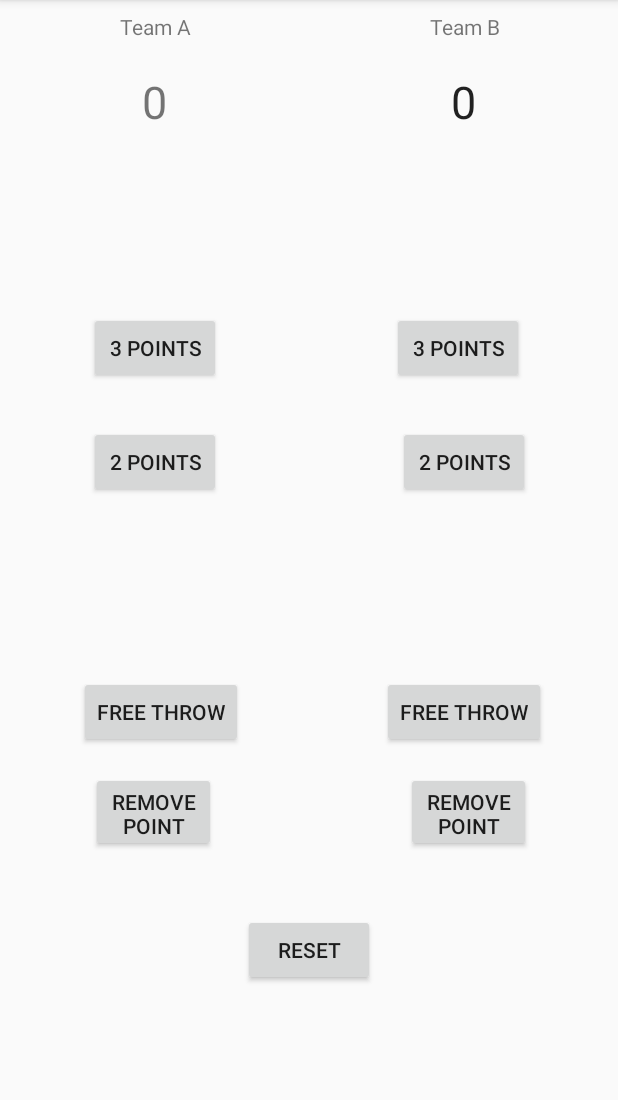
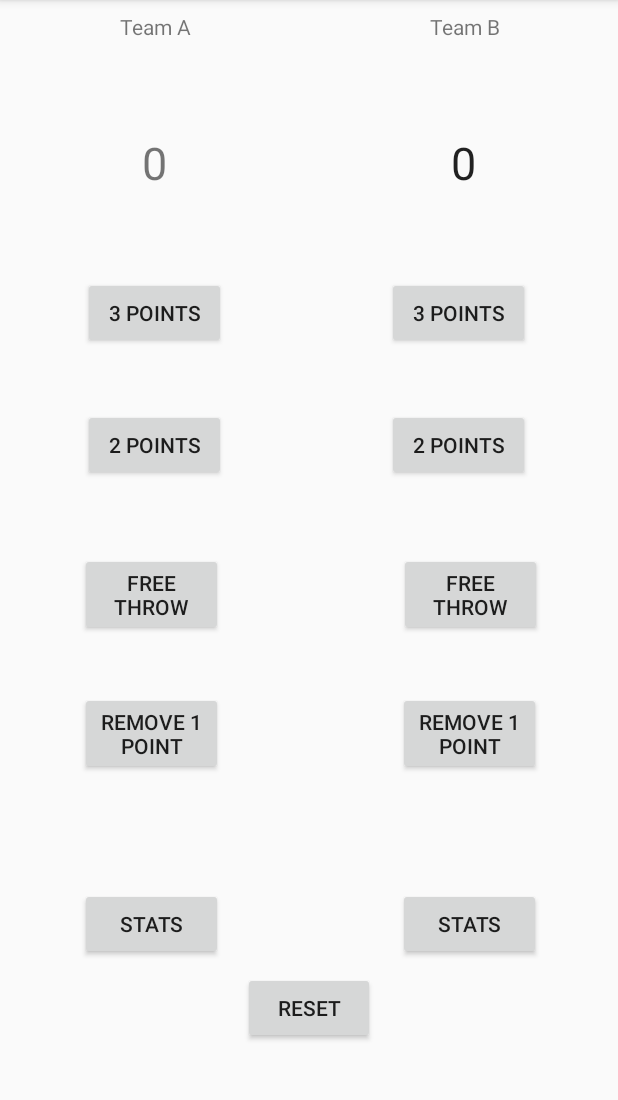
Before and after one commit to pigandfrog/courtCounter, an Android app: the screen it shows after launch (MainActivity), on a phone screen of 412 x 824 dp, the part 84-1184 px from its top. Run offline under Robolectric (Android 15) with nearby library versions, the phone set to English and light mode, and no system bars; 1 statement that could not run was skipped.

Commit message:
second commit

```diff
--- a/app/src/main/res/layout-land/activity_main.xml
+++ b/app/src/main/res/layout-land/activity_main.xml
@@ -49,13 +49,11 @@
         android:layout_marginRight="70dp"
         android:layout_marginLeft="70dp"
         app:layout_constraintLeft_toLeftOf="parent"
-        android:layout_marginTop="20dp"
-        app:layout_constraintTop_toBottomOf="@+id/team_A"
-        android:layout_marginBottom="20dp"
-        app:layout_constraintBottom_toTopOf="@+id/team_a_3points"
-        app:layout_constraintHorizontal_bias="1.0"
-        app:layout_constraintVertical_bias="1.0"
-        />
+        android:layout_marginTop="8dp"
+        app:layout_constraintHorizontal_bias="0.0"
+        app:layout_constraintTop_toTopOf="@+id/guideline4"
+        android:layout_marginBottom="0dp"
+        app:layout_constraintBottom_toTopOf="@+id/guideline4" />
 
     <TextView
         android:id="@+id/team_b_score"
@@ -65,16 +63,15 @@
         android:layout_height="wrap_content"
         android:text="@string/numberPointsStart"
         android:textAppearance="@android:style/TextAppearance.Large"
-        android:layout_marginTop="20dp"
-        app:layout_constraintTop_toBottomOf="@+id/teamB"
-        android:layout_marginBottom="20dp"
-        app:layout_constraintBottom_toTopOf="@+id/team_b_3points"
+        android:layout_marginTop="8dp"
         android:layout_marginRight="70dp"
         app:layout_constraintRight_toRightOf="parent"
         android:layout_marginLeft="70dp"
         app:layout_constraintLeft_toLeftOf="@+id/guideline3"
         app:layout_constraintHorizontal_bias="0.0"
-        app:layout_constraintVertical_bias="1.0" />
+        app:layout_constraintTop_toTopOf="@+id/guideline4"
+        android:layout_marginBottom="0dp"
+        app:layout_constraintBottom_toTopOf="@+id/guideline4" />
 
     <Button
         android:onClick="pointsA"
@@ -83,13 +80,12 @@
         android:layout_width="wrap_content"
         android:layout_height="wrap_content"
         android:text="@string/points3"
-        app:layout_constraintRight_toLeftOf="@+id/guideline3"
-        android:layout_marginRight="8dp"
-        android:layout_marginLeft="8dp"
-        app:layout_constraintLeft_toLeftOf="parent"
-        app:layout_constraintHorizontal_bias="0.495"
-        app:layout_constraintTop_toTopOf="@+id/guideline4"
-        android:layout_marginTop="8dp" />
+        android:layout_marginTop="8dp"
+        app:layout_constraintTop_toBottomOf="@+id/team_a_score"
+        app:layout_constraintRight_toLeftOf="@+id/guideline11"
+        android:layout_marginRight="0dp"
+        android:layout_marginLeft="0dp"
+        app:layout_constraintLeft_toLeftOf="@+id/guideline11" />
 
     <Button
         android:onClick="pointsB"
@@ -98,13 +94,13 @@
         android:layout_width="wrap_content"
         android:layout_height="wrap_content"
         android:text="@string/points3"
-        android:layout_marginLeft="8dp"
-        app:layout_constraintLeft_toLeftOf="@+id/guideline3"
-        android:layout_marginRight="8dp"
-        app:layout_constraintRight_toRightOf="parent"
-        app:layout_constraintHorizontal_bias="0.467"
-        app:layout_constraintTop_toTopOf="@+id/team_a_3points"
-        android:layout_marginTop="0dp" />
+        android:layout_marginLeft="0dp"
+        app:layout_constraintLeft_toLeftOf="@+id/guideline13"
+        app:layout_constraintRight_toLeftOf="@+id/guideline13"
+        android:layout_marginRight="0dp"
+        app:layout_constraintTop_toTopOf="@+id/team_a_2points"
+        android:layout_marginTop="0dp"
+        app:layout_constraintHorizontal_bias="0.59" />
 
     <Button
         android:onClick="pointsA"
@@ -113,15 +109,13 @@
         android:layout_width="wrap_content"
         android:layout_height="wrap_content"
         android:text="@string/points2"
-        app:layout_constraintRight_toLeftOf="@+id/guideline3"
-        android:layout_marginRight="8dp"
-        android:layout_marginLeft="8dp"
-        app:layout_constraintLeft_toLeftOf="parent"
-        android:layout_marginTop="8dp"
-        app:layout_constraintTop_toBottomOf="@+id/team_a_3points"
-        android:layout_marginBottom="8dp"
-        app:layout_constraintBottom_toTopOf="@+id/team_a_freethrow"
-        app:layout_constraintVertical_bias="0.151" />
+        app:layout_constraintTop_toTopOf="@+id/team_a_3points"
+        android:layout_marginTop="0dp"
+        app:layout_constraintRight_toLeftOf="@+id/guideline12"
+        android:layout_marginRight="0dp"
+        android:layout_marginLeft="0dp"
+        app:layout_constraintLeft_toLeftOf="@+id/guideline12"
+        app:layout_constraintHorizontal_bias="0.483" />
 
     <Button
         android:onClick="pointsB"
@@ -130,24 +124,28 @@
         android:layout_width="wrap_content"
         android:layout_height="wrap_content"
         android:text="@string/points2"
-        app:layout_constraintTop_toTopOf="@+id/team_a_2points"
+        android:layout_marginLeft="0dp"
+        app:layout_constraintLeft_toLeftOf="@+id/guideline14"
+        android:layout_marginRight="0dp"
+        app:layout_constraintTop_toTopOf="@+id/team_b_3points"
         android:layout_marginTop="0dp"
-        android:layout_marginLeft="0dp"
-        app:layout_constraintLeft_toLeftOf="@+id/team_b_3points" />
+        app:layout_constraintHorizontal_bias="0.541"
+        app:layout_constraintRight_toLeftOf="@+id/guideline14" />
 
     <Button
+        android:id="@+id/team_a_freethrow"
+        android:layout_width="95dp"
+        android:layout_height="wrap_content"
         android:onClick="pointsA"
         android:tag="1"
-        android:id="@+id/team_a_freethrow"
-        android:layout_width="wrap_content"
-        android:layout_height="wrap_content"
         android:text="@string/freethrow"
-        app:layout_constraintLeft_toLeftOf="@+id/team_a_2points"
         android:layout_marginLeft="0dp"
-        android:layout_marginBottom="0dp"
-        app:layout_constraintBottom_toTopOf="@+id/guideline5"
+        app:layout_constraintLeft_toLeftOf="@+id/team_a_3points"
         android:layout_marginRight="0dp"
-        app:layout_constraintRight_toRightOf="@+id/team_a_2points" />
+        app:layout_constraintRight_toRightOf="@+id/team_a_3points"
+        app:layout_constraintHorizontal_bias="0.428"
+        android:layout_marginTop="8dp"
+        app:layout_constraintTop_toBottomOf="@+id/team_a_3points" />
 
     <Button
         android:onClick="reset"
@@ -161,24 +159,25 @@
         app:layout_constraintLeft_toLeftOf="@+id/guideline3"
         app:layout_constraintRight_toLeftOf="@+id/guideline3"
         android:layout_marginRight="0dp"
-        app:layout_constraintHorizontal_bias="0.541"
-        app:layout_constraintTop_toTopOf="@+id/team_a_freethrow"
-        android:layout_marginTop="8dp" />
+        app:layout_constraintTop_toTopOf="@+id/team_a_stats"
+        android:layout_marginTop="0dp"
+        app:layout_constraintHorizontal_bias="0.541" />
 
     <Button
         android:id="@+id/team_b_freethrow"
-        android:layout_width="83dp"
-        android:layout_height="53dp"
+        android:layout_width="95dp"
+        android:layout_height="wrap_content"
         android:layout_marginEnd="8dp"
-        android:layout_marginLeft="0dp"
-        android:layout_marginTop="0dp"
         android:onClick="pointsB"
         android:tag="1"
         android:text="@string/freethrow"
-        app:layout_constraintLeft_toLeftOf="@+id/team_b_2points"
-        app:layout_constraintTop_toTopOf="@+id/team_a_freethrow"
-        android:layout_marginRight="8dp"
-        app:layout_constraintRight_toRightOf="@+id/team_b_2points" />
+        android:layout_marginLeft="0dp"
+        app:layout_constraintLeft_toLeftOf="@+id/team_b_3points"
+        android:layout_marginRight="0dp"
+        app:layout_constraintRight_toRightOf="@+id/team_b_3points"
+        app:layout_constraintHorizontal_bias="0.0"
+        app:layout_constraintBottom_toBottomOf="@+id/team_a_remove_point"
+        android:layout_marginBottom="0dp" />
 
     <android.support.constraint.Guideline
         android:layout_width="wrap_content"
@@ -192,37 +191,102 @@
         android:layout_height="wrap_content"
         android:id="@+id/guideline4"
         android:orientation="horizontal"
-        app:layout_constraintGuide_percent="0.25" />
+        app:layout_constraintGuide_percent="0.2" />
+
+    <Button
+        android:id="@+id/team_a_remove_point"
+        android:layout_width="95dp"
+        android:layout_height="wrap_content"
+        android:text="Remove 1 Point"
+        android:onClick="pointsA"
+        android:tag="-1"
+        android:layout_marginRight="0dp"
+        app:layout_constraintRight_toRightOf="@+id/team_a_2points"
+        android:layout_marginLeft="0dp"
+        app:layout_constraintLeft_toLeftOf="@+id/team_a_2points"
+        app:layout_constraintTop_toTopOf="@+id/team_a_freethrow"
+        android:layout_marginTop="0dp"
+        app:layout_constraintHorizontal_bias="0.428" />
+
+    <Button
+        android:id="@+id/team_b_remove_point"
+        android:onClick="pointsB"
+        android:tag="-1"
+        android:layout_width="95dp"
+        android:layout_height="wrap_content"
+        android:text="Remove 1 Point"
+        android:layout_marginLeft="8dp"
+        app:layout_constraintLeft_toLeftOf="@+id/team_b_2points"
+        android:layout_marginRight="0dp"
+        app:layout_constraintRight_toRightOf="@+id/team_b_2points"
+        app:layout_constraintTop_toTopOf="@+id/team_b_freethrow"
+        android:layout_marginTop="0dp"
+        app:layout_constraintHorizontal_bias="0.571" />
+
+    <Button
+        android:id="@+id/team_a_stats"
+        android:layout_width="wrap_content"
+        android:layout_height="wrap_content"
+        android:layout_marginLeft="8dp"
+        android:layout_marginRight="0dp"
+        android:layout_marginTop="7dp"
+        android:text="Stats"
+        app:layout_constraintLeft_toLeftOf="@+id/guideline9"
+        app:layout_constraintRight_toLeftOf="@+id/guideline9"
+        app:layout_constraintTop_toBottomOf="@+id/team_a_freethrow" />
+
+    <Button
+        android:id="@+id/team_b_stats"
+        android:layout_width="wrap_content"
+        android:layout_height="wrap_content"
+        android:layout_marginLeft="8dp"
+        android:layout_marginRight="0dp"
+        android:layout_marginTop="8dp"
+        android:text="Stats"
+        app:layout_constraintLeft_toLeftOf="@+id/guideline10"
+        app:layout_constraintRight_toLeftOf="@+id/guideline10"
+        app:layout_constraintTop_toBottomOf="@+id/team_b_remove_point" />
 
     <android.support.constraint.Guideline
         android:layout_width="wrap_content"
         android:layout_height="wrap_content"
-        android:id="@+id/guideline5"
-        android:orientation="horizontal"
-        app:layout_constraintGuide_percent="0.7138643" />
+        android:id="@+id/guideline9"
+        android:orientation="vertical"
+        app:layout_constraintGuide_percent="0.24" />
 
-    <Button
-        android:id="@+id/team_a_remove_point"
-        android:layout_width="83dp"
-        android:layout_height="53dp"
-        android:layout_marginLeft="8dp"
-        android:layout_marginTop="8dp"
-        android:text="Remove Point"
-        app:layout_constraintLeft_toLeftOf="@+id/team_a_freethrow"
-        app:layout_constraintTop_toTopOf="@+id/guideline5"
-        android:layout_marginRight="8dp"
-        app:layout_constraintRight_toRightOf="@+id/team_a_freethrow" />
+    <android.support.constraint.Guideline
+        android:layout_width="wrap_content"
+        android:layout_height="wrap_content"
+        android:id="@+id/guideline10"
+        android:orientation="vertical"
+        app:layout_constraintGuide_percent="0.75" />
 
-    <Button
-        android:id="@+id/team_b_remove_point"
-        android:layout_width="83dp"
+    <android.support.constraint.Guideline
+        android:layout_width="wrap_content"
         android:layout_height="wrap_content"
-        android:layout_marginLeft="8dp"
-        android:layout_marginTop="8dp"
-        android:text="Remove Point"
-        app:layout_constraintLeft_toLeftOf="@+id/team_b_freethrow"
-        app:layout_constraintTop_toTopOf="@+id/guideline5"
-        android:layout_marginRight="0dp"
-        app:layout_constraintRight_toRightOf="@+id/team_b_freethrow" />
+        android:id="@+id/guideline11"
+        android:orientation="vertical"
+        app:layout_constraintGuide_percent="0.16" />
+
+    <android.support.constraint.Guideline
+        android:layout_width="wrap_content"
+        android:layout_height="wrap_content"
+        android:id="@+id/guideline12"
+        android:orientation="vertical"
+        app:layout_constraintGuide_percent="0.33" />
+
+    <android.support.constraint.Guideline
+        android:layout_width="wrap_content"
+        android:layout_height="wrap_content"
+        android:id="@+id/guideline13"
+        android:orientation="vertical"
+        app:layout_constraintGuide_percent="0.66" />
+
+    <android.support.constraint.Guideline
+        android:layout_width="wrap_content"
+        android:layout_height="wrap_content"
+        android:id="@+id/guideline14"
+        android:orientation="vertical"
+        app:layout_constraintGuide_percent="0.84" />
 
 </android.support.constraint.ConstraintLayout>
--- a/app/src/main/res/layout/activity_main.xml
+++ b/app/src/main/res/layout/activity_main.xml
@@ -41,7 +41,6 @@
         android:layout_width="0dp"
         android:layout_height="wrap_content"
 
-        android:layout_marginBottom="20dp"
         android:layout_marginLeft="70dp"
         android:layout_marginRight="70dp"
 
@@ -49,18 +48,17 @@
         android:gravity="center"
         android:text="@string/numberPointsStart"
         android:textSize="30sp"
-        app:layout_constraintBottom_toTopOf="@+id/team_a_3points"
         app:layout_constraintHorizontal_bias="0.0"
         app:layout_constraintLeft_toLeftOf="parent"
         app:layout_constraintRight_toLeftOf="@+id/guideline3"
         app:layout_constraintTop_toBottomOf="@+id/team_A"
-        app:layout_constraintVertical_bias="0.0" />
+        android:layout_marginBottom="8dp"
+        app:layout_constraintBottom_toTopOf="@+id/guideline2" />
 
     <TextView
         android:id="@+id/team_b_score"
         android:layout_width="0dp"
         android:layout_height="wrap_content"
-        android:layout_marginBottom="20dp"
         android:layout_marginLeft="70dp"
         android:layout_marginRight="70dp"
         android:layout_marginTop="20dp"
@@ -68,16 +66,16 @@
         android:text="@string/numberPointsStart"
         android:textAppearance="@android:style/TextAppearance.Large"
         android:textSize="30sp"
-        app:layout_constraintBottom_toTopOf="@+id/team_b_3points"
         app:layout_constraintHorizontal_bias="0.0"
         app:layout_constraintLeft_toLeftOf="@+id/guideline3"
         app:layout_constraintRight_toRightOf="parent"
         app:layout_constraintTop_toBottomOf="@+id/teamB"
-        app:layout_constraintVertical_bias="0.0" />
+        android:layout_marginBottom="8dp"
+        app:layout_constraintBottom_toTopOf="@+id/guideline2" />
 
     <Button
         android:id="@+id/team_a_3points"
-        android:layout_width="wrap_content"
+        android:layout_width="95dp"
         android:layout_height="wrap_content"
         android:layout_marginLeft="8dp"
         android:layout_marginRight="8dp"
@@ -87,11 +85,12 @@
         android:text="@string/points3"
         app:layout_constraintLeft_toLeftOf="parent"
         app:layout_constraintRight_toLeftOf="@+id/guideline3"
-        app:layout_constraintTop_toTopOf="@+id/guideline2" />
+        app:layout_constraintTop_toTopOf="@+id/guideline2"
+        app:layout_constraintHorizontal_bias="0.501" />
 
     <Button
         android:id="@+id/team_b_3points"
-        android:layout_width="wrap_content"
+        android:layout_width="95dp"
         android:layout_height="wrap_content"
         android:layout_marginLeft="8dp"
         android:layout_marginRight="8dp"
@@ -106,54 +105,54 @@
 
     <Button
         android:id="@+id/team_a_2points"
-        android:layout_width="wrap_content"
+        android:layout_width="95dp"
         android:layout_height="wrap_content"
-        android:layout_marginBottom="8dp"
         android:layout_marginLeft="8dp"
         android:layout_marginRight="8dp"
         android:layout_marginTop="8dp"
         android:onClick="pointsA"
         android:tag="2"
         android:text="@string/points2"
-        app:layout_constraintBottom_toTopOf="@+id/team_a_freethrow"
         app:layout_constraintLeft_toLeftOf="parent"
         app:layout_constraintRight_toLeftOf="@+id/guideline3"
         app:layout_constraintTop_toBottomOf="@+id/team_a_3points"
-        app:layout_constraintVertical_bias="0.151" />
+        app:layout_constraintHorizontal_bias="0.501"
+        android:layout_marginBottom="8dp"
+        app:layout_constraintBottom_toTopOf="@+id/guideline7" />
 
     <Button
         android:id="@+id/team_b_2points"
-        android:layout_width="wrap_content"
+        android:layout_width="95dp"
         android:layout_height="wrap_content"
-        android:layout_marginLeft="8dp"
         android:layout_marginRight="8dp"
         android:layout_marginTop="0dp"
         android:onClick="pointsB"
         android:tag="2"
         android:text="@string/points2"
-        app:layout_constraintLeft_toLeftOf="@+id/guideline3"
-        app:layout_constraintRight_toRightOf="parent"
-        app:layout_constraintTop_toTopOf="@+id/team_a_2points" />
+        app:layout_constraintRight_toRightOf="@+id/team_b_3points"
+        app:layout_constraintTop_toTopOf="@+id/team_a_2points"
+        android:layout_marginLeft="8dp"
+        app:layout_constraintLeft_toLeftOf="@+id/team_b_3points" />
 
     <Button
         android:id="@+id/team_a_freethrow"
-        android:layout_width="wrap_content"
+        android:layout_width="95dp"
         android:layout_height="wrap_content"
-        android:layout_marginBottom="8dp"
+        android:layout_marginLeft="8dp"
+        android:layout_marginRight="8dp"
+        android:layout_marginTop="8dp"
         android:onClick="pointsA"
         android:tag="1"
         android:text="@string/freethrow"
-        app:layout_constraintBottom_toTopOf="@+id/guideline"
-        android:layout_marginLeft="8dp"
+        app:layout_constraintHorizontal_bias="0.625"
         app:layout_constraintLeft_toLeftOf="@+id/team_a_2points"
-        android:layout_marginRight="0dp"
-        app:layout_constraintRight_toRightOf="@+id/team_a_2points" />
+        app:layout_constraintRight_toRightOf="@+id/team_a_2points"
+        app:layout_constraintTop_toTopOf="@+id/guideline7" />
 
     <Button
         android:id="@+id/button6"
         android:layout_width="wrap_content"
         android:layout_height="wrap_content"
-        android:layout_marginBottom="8dp"
         android:layout_marginEnd="92dp"
         android:layout_marginLeft="8dp"
         android:layout_marginRight="0dp"
@@ -161,26 +160,29 @@
         android:layout_marginTop="8dp"
         android:onClick="reset"
         android:text="@string/reset"
-        app:layout_constraintBottom_toBottomOf="parent"
         app:layout_constraintHorizontal_bias="0.541"
         app:layout_constraintLeft_toLeftOf="@+id/guideline3"
         app:layout_constraintRight_toLeftOf="@+id/guideline3"
-        app:layout_constraintTop_toBottomOf="@+id/team_b_freethrow" />
+        app:layout_constraintTop_toBottomOf="@+id/team_a_stats" />
 
     <Button
         android:id="@+id/team_b_freethrow"
-        android:layout_width="wrap_content"
+        android:layout_width="95dp"
         android:layout_height="wrap_content"
         android:layout_marginBottom="0dp"
         android:layout_marginEnd="8dp"
-        android:layout_marginRight="0dp"
+        android:layout_marginLeft="8dp"
+        android:layout_marginTop="8dp"
         android:onClick="pointsB"
         android:tag="1"
         android:text="@string/freethrow"
         app:layout_constraintBottom_toBottomOf="@+id/team_a_freethrow"
+        app:layout_constraintLeft_toLeftOf="@+id/team_b_2points"
+        app:layout_constraintTop_toTopOf="@+id/guideline7"
+        app:layout_constraintVertical_bias="1.0"
+        android:layout_marginRight="8dp"
         app:layout_constraintRight_toRightOf="@+id/team_b_2points"
-        android:layout_marginLeft="8dp"
-        app:layout_constraintLeft_toLeftOf="@+id/team_b_2points" />
+        app:layout_constraintHorizontal_bias="0.0" />
 
     <android.support.constraint.Guideline
         android:id="@+id/guideline3"
@@ -194,36 +196,84 @@
         android:layout_width="wrap_content"
         android:layout_height="wrap_content"
         android:orientation="horizontal"
-        app:layout_constraintGuide_percent="0.66" />
+        app:layout_constraintGuide_percent="0.59" />
 
     <android.support.constraint.Guideline
         android:id="@+id/guideline2"
         android:layout_width="wrap_content"
         android:layout_height="wrap_content"
         android:orientation="horizontal"
-        app:layout_constraintGuide_percent="0.26" />
+        app:layout_constraintGuide_percent="0.23" />
 
     <Button
         android:id="@+id/team_a_remove_point"
-        android:layout_width="83dp"
-        android:layout_height="53dp"
-        android:layout_marginLeft="8dp"
-        android:layout_marginTop="16dp"
-        android:text="Remove Point"
+        android:layout_width="95dp"
+        android:layout_height="wrap_content"
+        android:layout_marginLeft="0dp"
+        android:text="Remove 1 Point"
         app:layout_constraintLeft_toLeftOf="@+id/team_a_freethrow"
-        app:layout_constraintTop_toBottomOf="@+id/team_a_freethrow"
-        tools:layout_editor_absoluteY="401dp" />
+        android:layout_marginRight="0dp"
+        app:layout_constraintRight_toRightOf="@+id/team_a_freethrow"
+        app:layout_constraintHorizontal_bias="0.0"
+        app:layout_constraintTop_toTopOf="@+id/guideline"
+        android:layout_marginTop="8dp"
+        android:onClick="pointsA"
+        android:tag="-1"/>
 
     <Button
         android:id="@+id/team_b_remove_point"
-        android:layout_width="83dp"
-        android:layout_height="53dp"
+        android:layout_width="95dp"
+        android:layout_height="wrap_content"
         android:layout_marginRight="10dp"
         android:layout_marginTop="0dp"
-        android:text="Remove Point"
+        android:text="Remove 1 Point"
         app:layout_constraintRight_toRightOf="@+id/team_b_freethrow"
         app:layout_constraintTop_toTopOf="@+id/team_a_remove_point"
-        tools:layout_editor_absoluteX="260dp"
-        tools:layout_editor_absoluteY="403dp" />
+        android:layout_marginLeft="8dp"
+        app:layout_constraintLeft_toLeftOf="@+id/team_b_freethrow"
+        android:onClick="pointsB"
+        android:tag="-1"/>
+
+    <Button
+        android:id="@+id/team_a_stats"
+        android:layout_width="95dp"
+        android:layout_height="wrap_content"
+        android:layout_marginLeft="0dp"
+        android:layout_marginRight="0dp"
+        android:layout_marginTop="8dp"
+        android:text="Stats"
+        app:layout_constraintHorizontal_bias="0.4"
+        app:layout_constraintLeft_toLeftOf="@+id/team_a_remove_point"
+        app:layout_constraintRight_toRightOf="@+id/team_a_remove_point"
+        app:layout_constraintTop_toTopOf="@+id/guideline6"
+        tools:layout_editor_absoluteY="368dp" />
+
+    <Button
+        android:id="@+id/team_b_stats"
+        android:layout_width="95dp"
+        android:layout_height="wrap_content"
+        android:layout_marginLeft="0dp"
+        android:layout_marginRight="0dp"
+        android:layout_marginTop="8dp"
+        android:text="Stats"
+        app:layout_constraintHorizontal_bias="0.4"
+        app:layout_constraintLeft_toLeftOf="@+id/team_b_remove_point"
+        app:layout_constraintRight_toRightOf="@+id/team_b_remove_point"
+        app:layout_constraintTop_toTopOf="@+id/guideline6"
+        tools:layout_editor_absoluteY="366dp" />
+
+    <android.support.constraint.Guideline
+        android:layout_width="wrap_content"
+        android:layout_height="wrap_content"
+        android:id="@+id/guideline6"
+        android:orientation="horizontal"
+        app:layout_constraintGuide_percent="0.76" />
+
+    <android.support.constraint.Guideline
+        android:layout_width="wrap_content"
+        android:layout_height="wrap_content"
+        android:id="@+id/guideline7"
+        android:orientation="horizontal"
+        app:layout_constraintGuide_percent="0.47" />
 
 </android.support.constraint.ConstraintLayout>
```
